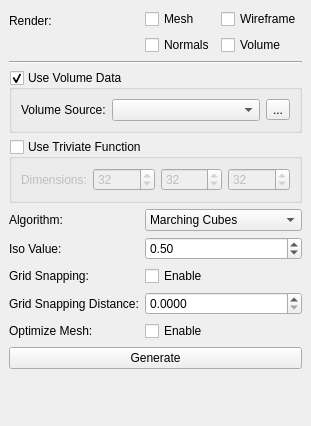
Qt form ui/SettingsWidget.ui (pacced/gdv2-exercise-1) before a commit.
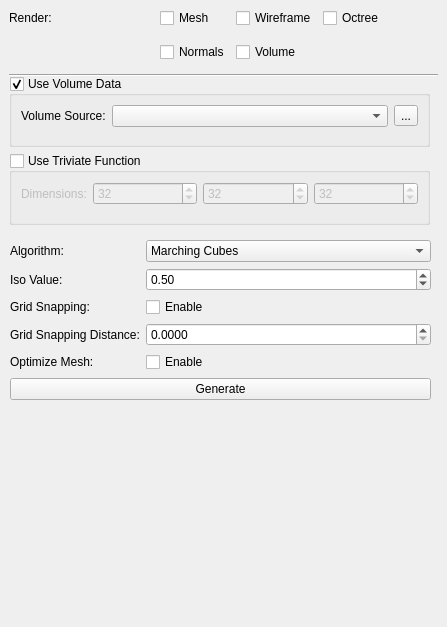
The same form after that commit.

Commit message: Implement octree optimisation, cleanup

The edit to the form file:
```diff
--- a/ui/SettingsWidget.ui
+++ b/ui/SettingsWidget.ui
@@ -6,65 +6,42 @@
    <rect>
     <x>0</x>
     <y>0</y>
-    <width>308</width>
-    <height>426</height>
+    <width>447</width>
+    <height>627</height>
    </rect>
   </property>
   <property name="minimumSize">
    <size>
-    <width>308</width>
-    <height>426</height>
+    <width>447</width>
+    <height>627</height>
    </size>
   </property>
   <property name="windowTitle">
    <string>Settings</string>
   </property>
   <widget class="QWidget" name="_central_widget">
-   <layout class="QFormLayout" name="formLayout">
-    <property name="labelAlignment">
-     <set>Qt::AlignmentFlag::AlignLeading|Qt::AlignmentFlag::AlignLeft|Qt::AlignmentFlag::AlignVCenter</set>
-    </property>
-    <item row="0" column="0">
      <widget class="QLabel" name="_render_label">
+    <property name="geometry">
+     <rect>
+      <x>9</x>
+      <y>9</y>
+      <width>44</width>
+      <height>17</height>
+     </rect>
+    </property>
       <property name="text">
        <string>Render:</string>
       </property>
      </widget>
-    </item>
-    <item row="0" column="1">
-     <layout class="QGridLayout" name="_render_grid_layout">
-      <item row="0" column="1">
-       <widget class="QCheckBox" name="m_wireframe_check_box">
-        <property name="text">
-         <string>Wireframe</string>
-        </property>
-       </widget>
-      </item>
-      <item row="1" column="0">
-       <widget class="QCheckBox" name="m_normals_check_box">
-        <property name="text">
-         <string>Normals</string>
-        </property>
-       </widget>
-      </item>
-      <item row="1" column="1">
-       <widget class="QCheckBox" name="m_volume_check_box">
-        <property name="text">
-         <string>Volume</string>
-        </property>
-       </widget>
-      </item>
-      <item row="0" column="0">
-       <widget class="QCheckBox" name="m_mesh_check_box">
-        <property name="text">
-         <string>Mesh</string>
-        </property>
-       </widget>
-      </item>
-     </layout>
-    </item>
-    <item row="1" column="0" colspan="2">
      <widget class="Line" name="_line">
+    <property name="geometry">
+     <rect>
+      <x>9</x>
+      <y>67</y>
+      <width>429</width>
+      <height>16</height>
+     </rect>
+    </property>
       <property name="minimumSize">
        <size>
         <width>0</width>
@@ -75,9 +52,15 @@
        <enum>Qt::Orientation::Horizontal</enum>
       </property>
      </widget>
-    </item>
-    <item row="2" column="0" colspan="2">
      <widget class="QGroupBox" name="m_volume_data_group_box">
+    <property name="geometry">
+     <rect>
+      <x>9</x>
+      <y>76</y>
+      <width>421</width>
+      <height>71</height>
+     </rect>
+    </property>
       <property name="title">
        <string>Use Volume Data</string>
       </property>
@@ -111,9 +94,15 @@
        </item>
       </layout>
      </widget>
-    </item>
-    <item row="3" column="0" colspan="2">
      <widget class="QGroupBox" name="m_triviate_function_group_box">
+    <property name="geometry">
+     <rect>
+      <x>9</x>
+      <y>153</y>
+      <width>421</width>
+      <height>72</height>
+     </rect>
+    </property>
       <property name="title">
        <string>Use Triviate Function</string>
       </property>
@@ -179,15 +168,71 @@
        </item>
       </layout>
      </widget>
-    </item>
-    <item row="4" column="0">
+   <widget class="QWidget" name="gridLayoutWidget">
+    <property name="geometry">
+     <rect>
+      <x>160</x>
+      <y>0</y>
+      <width>233</width>
+      <height>71</height>
+     </rect>
+    </property>
+    <layout class="QGridLayout" name="gridLayout_2">
+     <item row="1" column="1">
+      <widget class="QCheckBox" name="m_volume_check_box">
+       <property name="text">
+        <string>Volume</string>
+       </property>
+      </widget>
+     </item>
+     <item row="1" column="0">
+      <widget class="QCheckBox" name="m_normals_check_box">
+       <property name="text">
+        <string>Normals</string>
+       </property>
+      </widget>
+     </item>
+     <item row="0" column="2">
+      <widget class="QCheckBox" name="m_octree_check_box">
+       <property name="text">
+        <string>Octree</string>
+       </property>
+      </widget>
+     </item>
+     <item row="0" column="1">
+      <widget class="QCheckBox" name="m_wireframe_check_box">
+       <property name="text">
+        <string>Wireframe</string>
+       </property>
+      </widget>
+     </item>
+     <item row="0" column="0">
+      <widget class="QCheckBox" name="m_mesh_check_box">
+       <property name="text">
+        <string>Mesh</string>
+       </property>
+      </widget>
+     </item>
+    </layout>
+   </widget>
+   <widget class="QWidget" name="formLayoutWidget">
+    <property name="geometry">
+     <rect>
+      <x>10</x>
+      <y>240</y>
+      <width>421</width>
+      <height>201</height>
+     </rect>
+    </property>
+    <layout class="QFormLayout" name="formLayout">
+     <item row="0" column="0">
      <widget class="QLabel" name="_algorithm_label">
       <property name="text">
        <string>Algorithm:</string>
       </property>
      </widget>
     </item>
-    <item row="4" column="1">
+     <item row="0" column="1">
      <widget class="QComboBox" name="m_algorithm_combo_box">
       <property name="duplicatesEnabled">
        <bool>false</bool>
@@ -204,14 +249,14 @@
       </item>
      </widget>
     </item>
-    <item row="5" column="0">
+     <item row="1" column="0">
      <widget class="QLabel" name="_iso_value_label">
       <property name="text">
        <string>Iso Value:</string>
       </property>
      </widget>
     </item>
-    <item row="5" column="1">
+     <item row="1" column="1">
      <widget class="QDoubleSpinBox" name="m_iso_value_spin_box">
       <property name="maximum">
        <double>1.000000000000000</double>
@@ -224,28 +269,28 @@
       </property>
      </widget>
     </item>
-    <item row="6" column="0">
+     <item row="2" column="0">
      <widget class="QLabel" name="_grid_snapping_label">
       <property name="text">
        <string>Grid Snapping:</string>
       </property>
      </widget>
     </item>
-    <item row="6" column="1">
+     <item row="2" column="1">
      <widget class="QCheckBox" name="m_grid_snapping_check_box">
       <property name="text">
        <string>Enable</string>
       </property>
      </widget>
     </item>
-    <item row="7" column="0">
+     <item row="3" column="0">
      <widget class="QLabel" name="_grid_snapping_distance_label">
       <property name="text">
        <string>Grid Snapping Distance:</string>
       </property>
      </widget>
     </item>
-    <item row="7" column="1">
+     <item row="3" column="1">
      <widget class="QDoubleSpinBox" name="m_grid_snapping_distance_spin_box">
       <property name="decimals">
        <number>4</number>
@@ -255,21 +300,21 @@
       </property>
      </widget>
     </item>
-    <item row="8" column="0">
+     <item row="4" column="0">
      <widget class="QLabel" name="_optimize_mesh_label">
       <property name="text">
        <string>Optimize Mesh:</string>
       </property>
      </widget>
     </item>
-    <item row="8" column="1">
+     <item row="4" column="1">
      <widget class="QCheckBox" name="m_optimize_mesh">
       <property name="text">
        <string>Enable</string>
       </property>
      </widget>
     </item>
-    <item row="9" column="0" colspan="2">
+     <item row="5" column="0" colspan="2">
      <widget class="QPushButton" name="m_generate_button">
       <property name="text">
        <string>Generate</string>
@@ -277,6 +322,7 @@
      </widget>
     </item>
    </layout>
+   </widget>
   </widget>
  </widget>
  <resources/>
```
Lines whose indentation alone changed are shown as unchanged. The commit also changes 11 other files.
